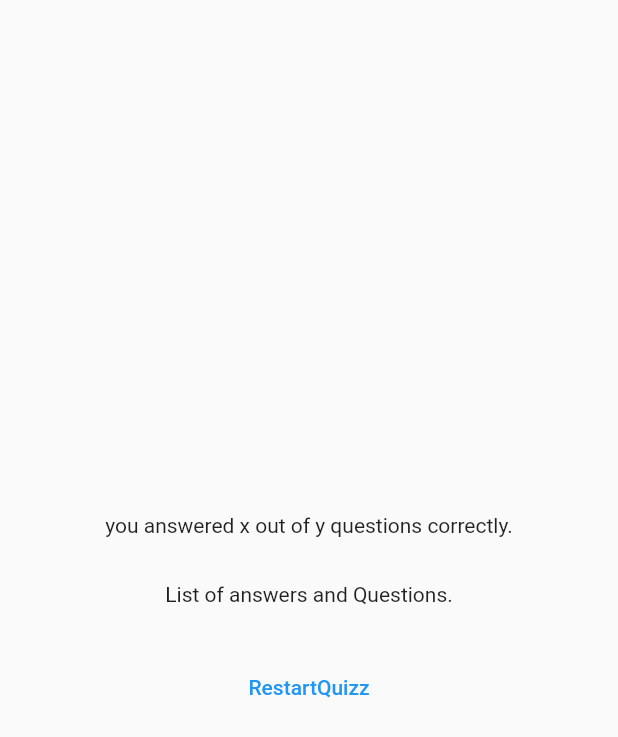
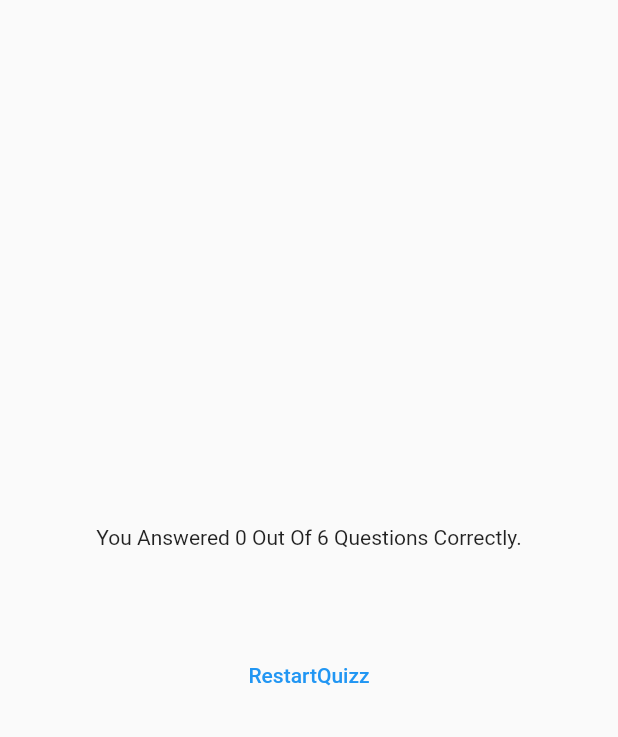
Before and after one commit to sharshv2012/quizzyy, a Flutter app: the ResultsScreen widget shown alone on an empty page, opened directly with empty values, on a phone screen of 412 x 824 dp. Shown: the top 737 px of the screen. Run offline on Flutter 3.47's test engine with Material 2 defaults, Android fonts, the light colour scheme and no system bars; our stand-ins replace google_fonts.

Commit message:
Commit 12 : Used the summary in results screen via question summary widget.

```diff
--- a/lib/quizz.dart
+++ b/lib/quizz.dart
@@ -35,7 +35,7 @@ class _QuizState extends State<Quizz> {
     if(selectedAnswers.length == questions.length){
       setState(() {
         activeScreen = 'results_screen';
-        selectedAnswers.clear();
+
       });
     }
   }
--- a/lib/results_screen.dart
+++ b/lib/results_screen.dart
@@ -1,5 +1,6 @@
 import 'package:flutter/material.dart';
 import 'package:quizzyy/data/questions.dart';
+import 'package:quizzyy/questions_summary.dart';
 
 class ResultsScreen extends StatelessWidget {
   const ResultsScreen({super.key , required this.chosenAnswer,});
@@ -23,6 +24,12 @@ class ResultsScreen extends StatelessWidget {
 
   @override
   Widget build(BuildContext context) {
+    final summaryData = getSummaryData();
+    final numTotalQuestions = questions.length;
+    final numCorrectQuestion = summaryData.where((data){
+      return data['user_answer'] == data['correct_answer'];
+    }).length; // getting no. of correct answers.
+
     return SizedBox(
       width: double
           .infinity, // assigning this column the whole screen we can also do "mainAxisSize: MainAxisSize.min" inside the column.
@@ -31,11 +38,11 @@ class ResultsScreen extends StatelessWidget {
         child: Column(
           mainAxisAlignment: MainAxisAlignment.center,
           children: [
-            const Text("you answered x out of y questions correctly."),
+            Text("You Answered $numCorrectQuestion Out Of $numTotalQuestions Questions Correctly."),
             const SizedBox(height: 30),
-            const Text("List of answers and Questions."),
+            QuestionsSummary(summaryData),
             const SizedBox(height: 30,),
-            TextButton(onPressed: (){}, child: Text("RestartQuizz"))
+            TextButton(onPressed: (){}, child: const Text("RestartQuizz"))
           ],
         ),
       ),
```
Also changed, not shown: lib/questions_summary.dart (added, +26 -0 lines).
